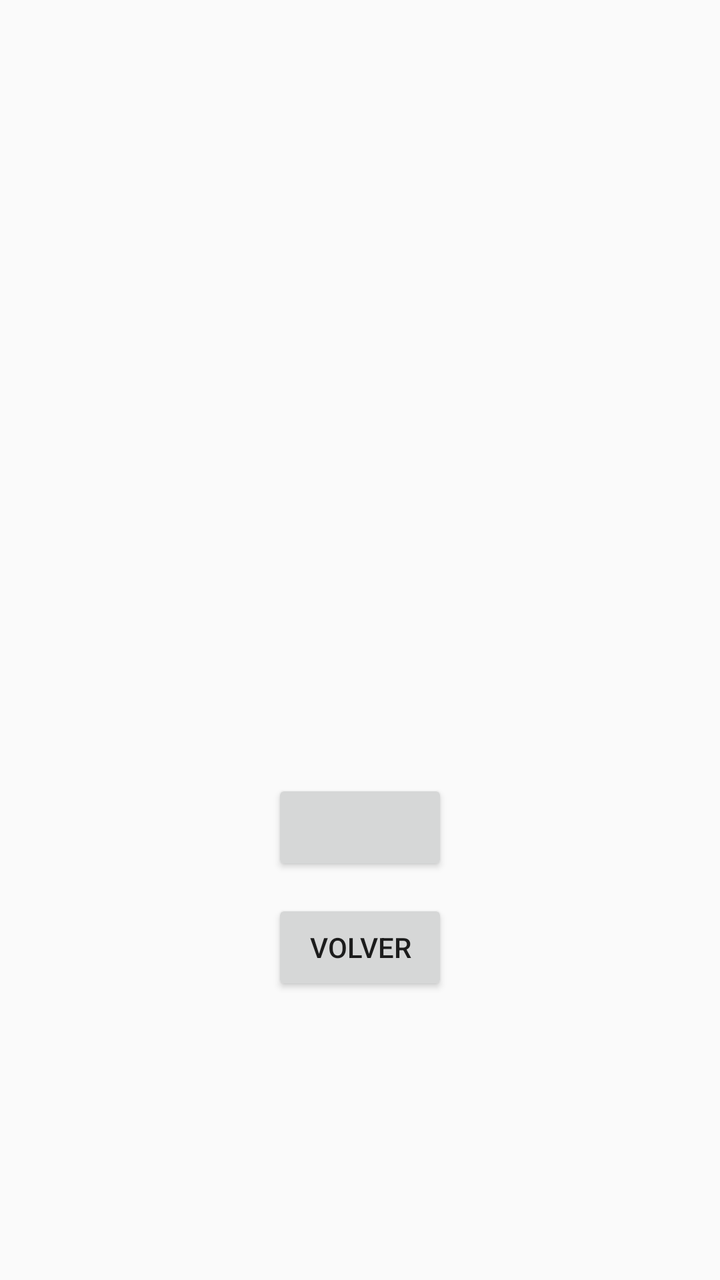
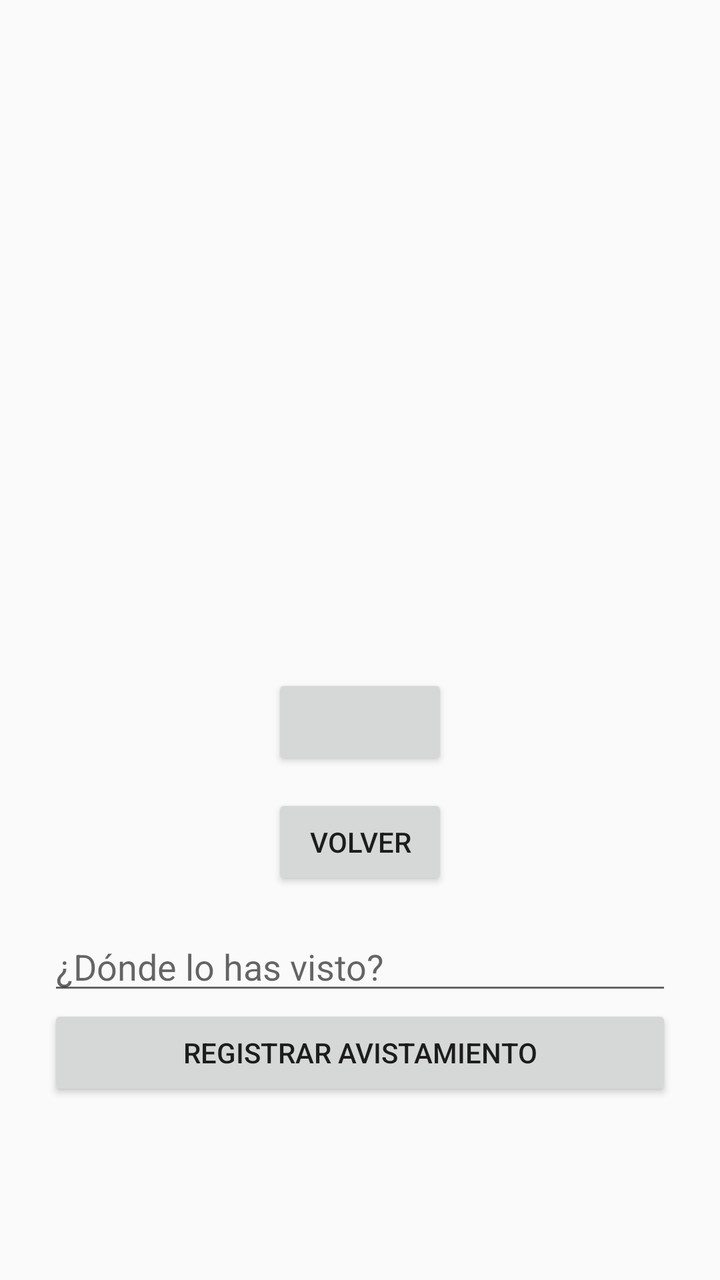

Two renders of the same Android screen: before a commit and after it. Below are the layout's source before the change and the commit's diff.
<!-- AndroidManifest.xml: application theme Theme.Bestiario -->
<!-- res/layout/activity_detalle.xml -->
<?xml version="1.0" encoding="utf-8"?>
<LinearLayout xmlns:android="http://schemas.android.com/apk/res/android"
    android:layout_width="match_parent"
    android:layout_height="match_parent"
    android:orientation="vertical"
    android:gravity="center"
    android:padding="24dp">

    <ImageView
        android:id="@+id/imagenDetalle"
        android:layout_width="140dp"
        android:layout_height="140dp"
        android:layout_marginBottom="20dp" />

    <TextView
        android:id="@+id/nombreDetalle"
        android:layout_width="wrap_content"
        android:layout_height="wrap_content"
        android:textSize="24sp"
        android:layout_marginBottom="12dp" />

    <TextView
        android:id="@+id/descripcionDetalle"
        android:layout_width="wrap_content"
        android:layout_height="wrap_content"
        android:gravity="center"
        android:layout_marginBottom="24dp" />

    <Button
        android:id="@+id/botonFavorito"
        android:layout_width="wrap_content"
        android:layout_height="wrap_content"
        android:layout_marginBottom="12dp" />

    <Button
        android:id="@+id/botonVolverDetalle"
        android:layout_width="wrap_content"
        android:layout_height="wrap_content"
        android:text="Volver" />

</LinearLayout>
<!-- resources referenced by this layout -->
<resources>
  <style name="Theme.Bestiario" parent="android:Theme.Material.Light.NoActionBar" />
</resources>

<!-- the commit's change to res/layout/activity_detalle.xml (unified diff, before → after) -->
@@ -38,4 +38,17 @@
         android:layout_height="wrap_content"
         android:text="Volver" />
 
+    <EditText
+        android:id="@+id/etLugar"
+        android:layout_width="match_parent"
+        android:layout_height="wrap_content"
+        android:hint="¿Dónde lo has visto?"
+        android:layout_marginTop="16dp" />
+
+    <Button
+        android:id="@+id/btnRegistrar"
+        android:layout_width="match_parent"
+        android:layout_height="wrap_content"
+        android:text="Registrar avistamiento" />
+
 </LinearLayout>
